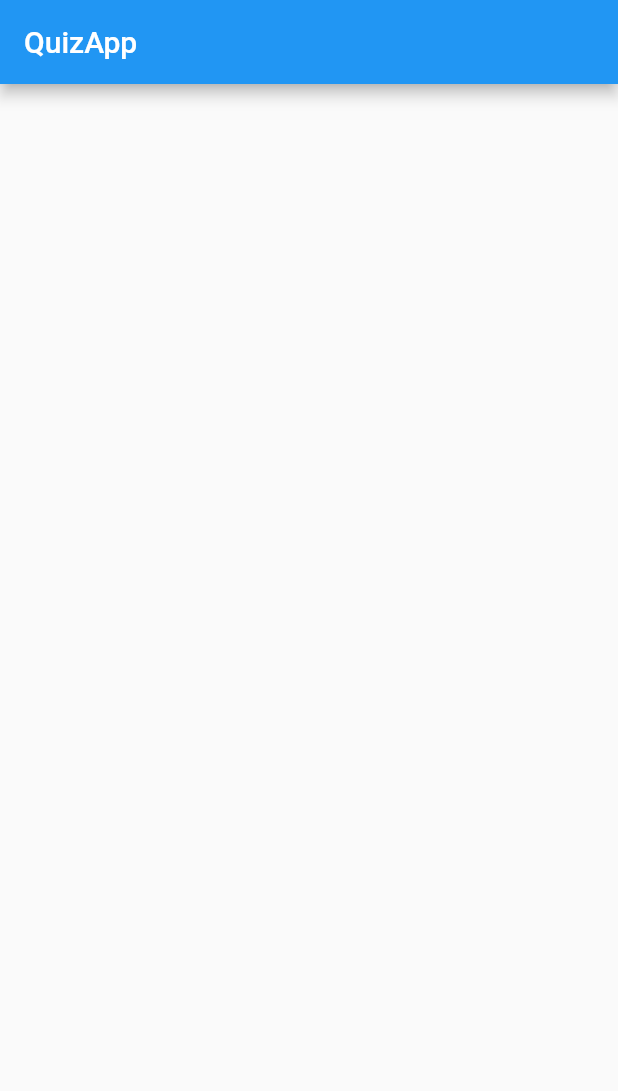
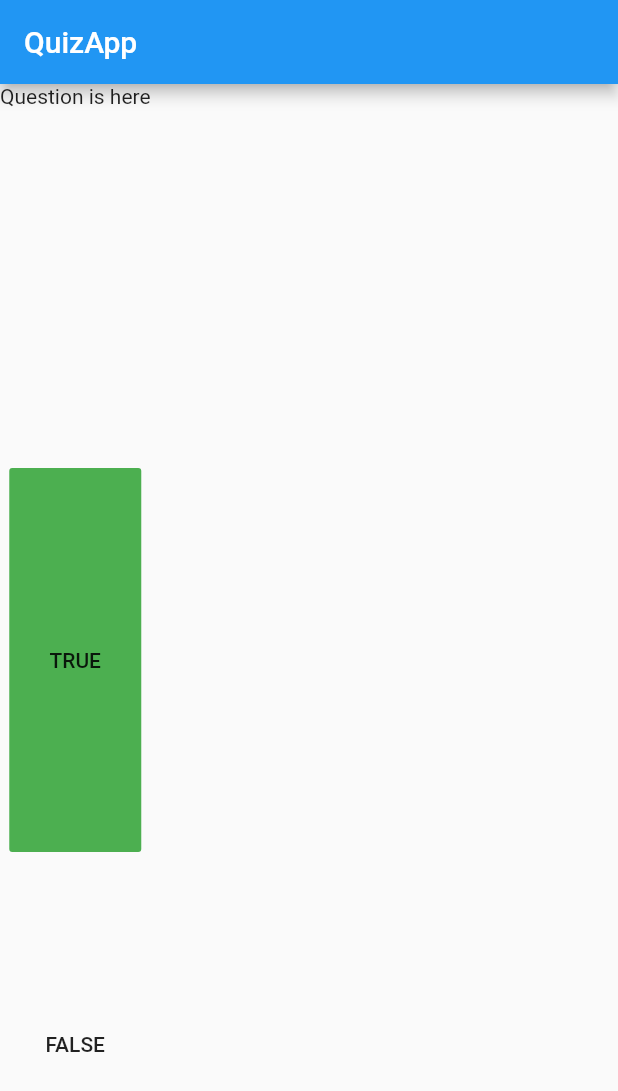
Before and after one commit to Rahulshahare/quizapp, a Flutter app: the screen it shows after launch, on a phone screen of 412 x 824 dp. Shown: the top 1091 px of the screen. Run offline on Flutter 3.47's test engine with Material 2 defaults, Android fonts, the phone set to English and light mode, and no system bars.

Commit message:
three required parts are added

```diff
--- a/lib/main.dart
+++ b/lib/main.dart
@@ -1,3 +1,4 @@
+import 'package:flutter/cupertino.dart';
 import 'package:flutter/material.dart';
 
 void main() {
@@ -33,9 +34,30 @@ class _QuizPageState extends State<QuizPage> {
       body: SafeArea(
         child: Column(
           children: <Widget>[
-            //TODO : a box is require to show question
-            //TODO : a true button
-            //TODO : a false button
+            //TODO: a box is require to show question
+            Expanded(
+              child: Text('Question is here'),
+            ),
+            //TODO: a true button
+            Expanded(
+              child: FlatButton(
+                padding: EdgeInsets.all(0.0),
+                color: Colors.green,
+                child: Text('TRUE'),
+                onPressed: (){
+                  //DO on TRUE
+                },
+              ),
+            ),
+            //TODO: a false button
+            Expanded(
+              child: FlatButton(
+                child: Text('FALSE'),
+                onPressed: (){
+                  //DO on FALSE
+                },
+              ),
+            ),
 
           ],
         ),
```
